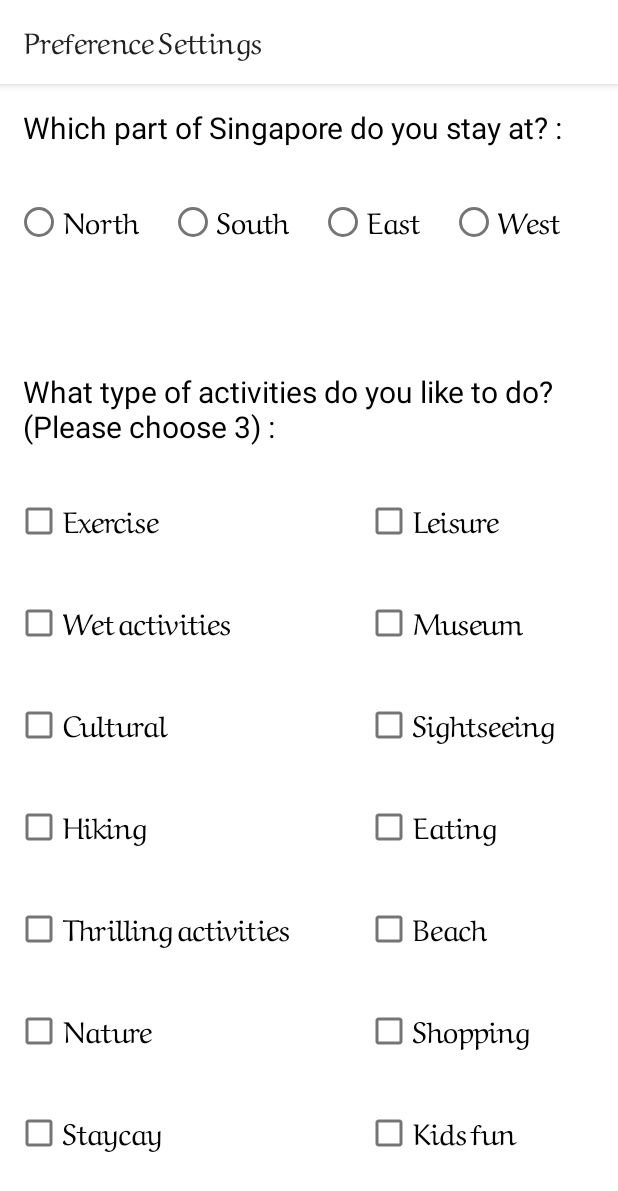
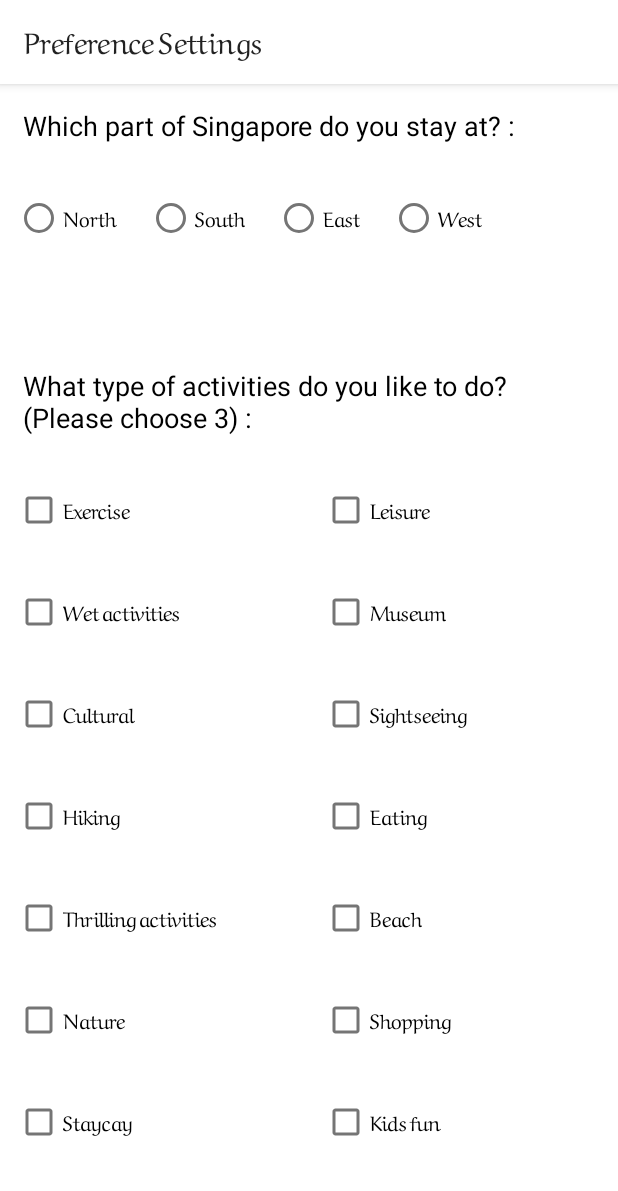
Before and after one commit to eezj35/OrbitalApp, an Android app: the screen it shows after launch once a user with an empty profile is signed in (PrefForm), on a phone screen of 412 x 824 dp. Shown: the top 1191 px of the screen. Run offline under Robolectric (Android 15) with nearby library versions, the phone set to English and light mode, and no system bars; our stand-ins replace Firebase (no records; nobody signed in at launch, a user with empty details on screens opened directly); pictures from the network do not load; Roboto replaces fonts that are not available here.

Commit message:
UI changes

```diff
--- a/app/src/main/res/layout/activity_pref_form.xml
+++ b/app/src/main/res/layout/activity_pref_form.xml
@@ -18,7 +18,7 @@
             android:textColor="@color/black"
             android:layout_margin="15dp"
             android:fontFamily="@font/lobster"
-            android:textSize="20dp"
+            android:textSize="18dp"
             android:id="@+id/stayQn"/>
 
 
@@ -35,7 +35,7 @@
                     android:layout_height="wrap_content"
                     android:id="@+id/north"
                     android:text="North"
-                    android:textSize="20dp"
+
                     android:layout_margin="10dp"
                     />
 
@@ -44,7 +44,7 @@
                     android:layout_height="wrap_content"
                     android:id="@+id/south"
                     android:text="South"
-                    android:textSize="20dp"
+
                     android:layout_margin="10dp"
                     />
 
@@ -53,7 +53,7 @@
                     android:layout_height="wrap_content"
                     android:id="@+id/east"
                     android:text="East"
-                    android:textSize="20dp"
+
                     android:layout_margin="10dp"
                     />
 
@@ -62,7 +62,7 @@
                     android:layout_height="wrap_content"
                     android:id="@+id/west"
                     android:text="West"
-                    android:textSize="20dp"
+
                     android:layout_margin="10dp"
                     />
 
@@ -74,7 +74,7 @@
             android:layout_height="wrap_content"
             android:text="What type of activities do you like to do? (Please choose 3) :"
             android:textColor="@color/black"
-            android:textSize="20dp"
+            android:textSize="18dp"
             android:fontFamily="@font/lobster"
             android:layout_margin="15dp" />
 
@@ -93,7 +93,7 @@
                     android:layout_height="wrap_content"
                     android:text="Exercise"
                     android:id="@+id/cb1"
-                    android:textSize="20dp"
+
                     android:layout_margin="10dp"/>
 
                 <CheckBox
@@ -101,7 +101,7 @@
                     android:layout_height="wrap_content"
                     android:text="Wet activities"
                     android:id="@+id/cb2"
-                    android:textSize="20dp"
+
                     android:layout_margin="10dp"/>
 
                 <CheckBox
@@ -109,7 +109,6 @@
                     android:layout_height="wrap_content"
                     android:text="Cultural"
                     android:id="@+id/cb3"
-                    android:textSize="20dp"
                     android:layout_margin="10dp"/>
 
                 <CheckBox
@@ -117,7 +116,6 @@
                     android:layout_height="wrap_content"
                     android:text="Hiking"
                     android:id="@+id/cb4"
-                    android:textSize="20dp"
                     android:layout_margin="10dp"/>
 
                 <CheckBox
@@ -125,7 +123,6 @@
                     android:layout_height="wrap_content"
                     android:text="Thrilling activities"
                     android:id="@+id/cb5"
-                    android:textSize="20dp"
                     android:layout_margin="10dp"/>
 
                 <CheckBox
@@ -133,7 +130,6 @@
                     android:layout_height="wrap_content"
                     android:text="Nature"
                     android:id="@+id/cb12"
-                    android:textSize="20dp"
                     android:layout_margin="10dp"/>
 
                 <CheckBox
@@ -141,7 +137,6 @@
                     android:layout_height="wrap_content"
                     android:text="Staycay"
                     android:id="@+id/cb13"
-                    android:textSize="20dp"
                     android:layout_margin="10dp"/>
 
             </LinearLayout>
@@ -150,14 +145,13 @@
                 android:layout_width="wrap_content"
                 android:layout_height="wrap_content"
                 android:orientation="vertical"
-                android:layout_marginLeft="30dp">
+                android:layout_marginLeft="50dp">
 
                 <CheckBox
                     android:layout_width="wrap_content"
                     android:layout_height="wrap_content"
                     android:text="Leisure"
                     android:id="@+id/cb6"
-                    android:textSize="20dp"
                     android:layout_margin="10dp"/>
 
                 <CheckBox
@@ -165,7 +159,6 @@
                     android:layout_height="wrap_content"
                     android:text="Museum"
                     android:id="@+id/cb7"
-                    android:textSize="20dp"
                     android:layout_margin="10dp"/>
 
                 <CheckBox
@@ -173,7 +166,6 @@
                     android:layout_height="wrap_content"
                     android:text="Sightseeing"
                     android:id="@+id/cb8"
-                    android:textSize="20dp"
                     android:layout_margin="10dp"/>
 
                 <CheckBox
@@ -181,7 +173,6 @@
                     android:layout_height="wrap_content"
                     android:text="Eating"
                     android:id="@+id/cb9"
-                    android:textSize="20dp"
                     android:layout_margin="10dp"/>
 
                 <CheckBox
@@ -189,7 +180,6 @@
                     android:layout_height="wrap_content"
                     android:text="Beach"
                     android:id="@+id/cb10"
-                    android:textSize="20dp"
                     android:layout_margin="10dp"/>
 
                 <CheckBox
@@ -197,7 +187,6 @@
                     android:layout_height="wrap_content"
                     android:text="Shopping"
                     android:id="@+id/cb11"
-                    android:textSize="20dp"
                     android:layout_margin="10dp"/>
 
                 <CheckBox
@@ -205,7 +194,6 @@
                     android:layout_height="wrap_content"
                     android:text="Kids fun"
                     android:id="@+id/cb14"
-                    android:textSize="20dp"
                     android:layout_margin="10dp"/>
 
             </LinearLayout>
@@ -220,7 +208,7 @@
             android:textStyle="bold"
             android:backgroundTint="#FF0000"
             android:layout_marginTop="50dp"
-            android:textSize="20dp"
+
             android:id="@+id/btnFinish"/>
 
 
```
